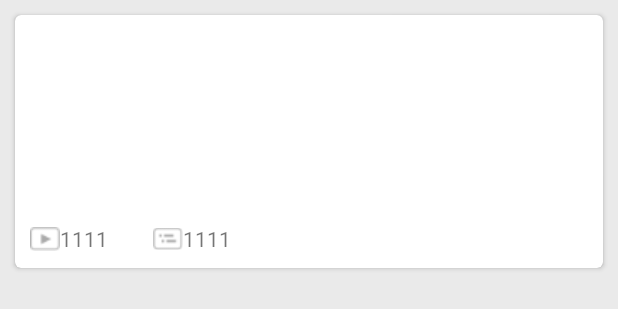
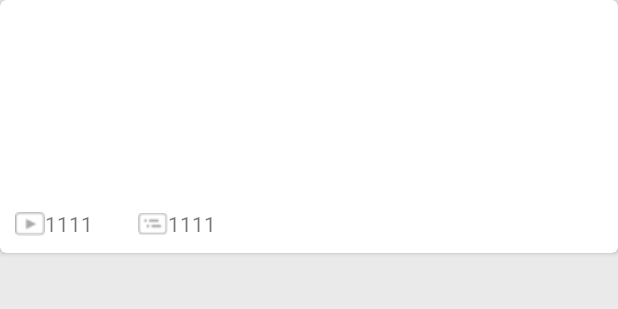
Before and after one commit to tanpuer/B-Practice, an Android app: the layout recommend_card.xml on its own in the app's theme, with its tools: preview values and no code run, on a phone screen of 412 x 824 dp. Shown: the top 309 px of the screen. Run offline under Robolectric (Android 15) with nearby library versions, the phone set to English and light mode, and no system bars.

Commit message:
Card UI modify

```diff
--- a/app/src/main/res/layout/recommend_card.xml
+++ b/app/src/main/res/layout/recommend_card.xml
@@ -6,7 +6,6 @@
     android:elevation="@dimen/recommend_card_elevation"
     app:cardCornerRadius="@dimen/recommend_card_corner_radius"
     app:cardBackgroundColor="@color/card_view_background"
-    android:layout_margin="@dimen/recommend_card_margin"
     android:clickable="true"
     xmlns:android="http://schemas.android.com/apk/res/android">
 
@@ -18,7 +17,6 @@
             android:id="@+id/recommend_image"
             android:layout_width="match_parent"
             android:layout_height="100dp"
-            android:padding="10dp"
             android:scaleType="fitCenter"
             />
 
```
